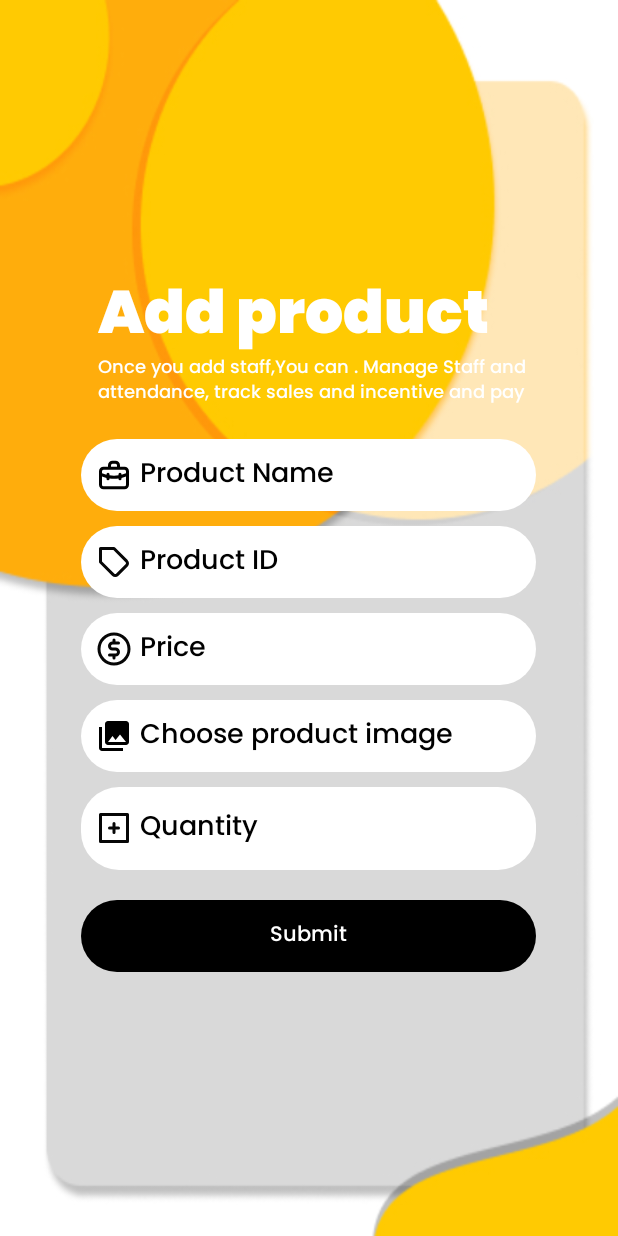
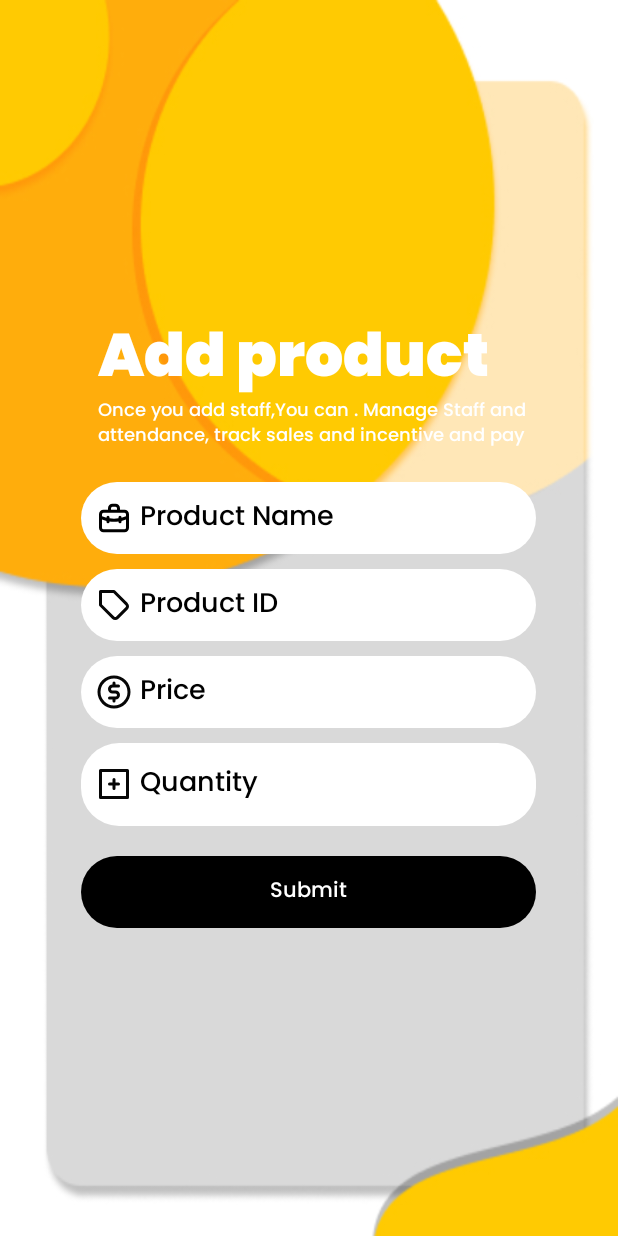
Before and after one commit to AbdulSalimSparta/crm3d, an Android app: the newproduct screen opened directly, with no data from a screen before it, on a phone screen of 412 x 824 dp. Run offline under Robolectric (Android 15) with nearby library versions, the phone set to English and light mode, and no system bars; our stand-ins replace Firebase (no records; nobody signed in at launch, a user with empty details on screens opened directly); Roboto replaces fonts that are not available here.

Commit message:
Initial Commit:Sparkles

```diff
--- a/app/src/main/java/com/example/crm3d/addstaff.java
+++ b/app/src/main/java/com/example/crm3d/addstaff.java
@@ -23,8 +23,6 @@ public class addstaff extends AppCompatActivity {
     EditText names,emails,phones,dobs,qualifications,addresss,passwords;
     Button submitbtn;
     FirebaseAuth mAuth;
-
-
 
 
     @Override
--- a/app/src/main/java/com/example/crm3d/newproduct.java
+++ b/app/src/main/java/com/example/crm3d/newproduct.java
@@ -1,14 +1,72 @@
 package com.example.crm3d;
 
+import androidx.annotation.NonNull;
 import androidx.appcompat.app.AppCompatActivity;
 
+import android.content.Intent;
 import android.os.Bundle;
+import android.text.TextUtils;
+import android.view.View;
+import android.widget.Button;
+import android.widget.EditText;
+import android.widget.Toast;
+
+import com.google.android.gms.tasks.OnCompleteListener;
+import com.google.android.gms.tasks.Task;
+import com.google.firebase.auth.AuthResult;
+import com.google.firebase.auth.FirebaseAuth;
+import com.google.firebase.database.DatabaseReference;
+import com.google.firebase.database.FirebaseDatabase;
 
 public class newproduct extends AppCompatActivity {
+
+    EditText productname,productid,price,quantity;
+    Button submitbtn;
+    FirebaseAuth mAuth;
 
     @Override
     protected void onCreate(Bundle savedInstanceState) {
         super.onCreate(savedInstanceState);
         setContentView(R.layout.activity_newproduct);
+
+        productname = findViewById(R.id.productname);
+        productid = findViewById(R.id.productid);
+        price = findViewById(R.id.productprice);
+        quantity = findViewById(R.id.productquantity);
+        submitbtn = findViewById(R.id.submitbutton);
+
+        mAuth = FirebaseAuth.getInstance();
+        FirebaseDatabase database = FirebaseDatabase.getInstance("https://crm3d-247a2-default-rtdb.asia-southeast1.firebasedatabase.app/");
+
+        submitbtn.setOnClickListener(new View.OnClickListener() {
+            @Override
+            public void onClick(View v) {
+
+                addproductDetails();
+
+            }
+        });
+    }
+
+        public void addproductDetails(){
+            FirebaseAuth mAuth;
+
+            String Productname = productname.getText().toString();
+            String ProductID= productid.getText().toString();
+            String Price = price.getText().toString();
+            String Quantity = quantity.getText().toString();
+
+            DatabaseReference productDbRef;
+
+            Products product = new Products(Productname,ProductID,Price,Quantity);
+
+
+            productDbRef= FirebaseDatabase.getInstance("https://crm3d-247a2-default-rtdb.asia-southeast1.firebasedatabase.app/").getReference("Products/");
+
+            productDbRef.setValue(product);
+
+            Toast.makeText(newproduct.this, "Added", Toast.LENGTH_LONG).show();
+
+
     }
 }
--- a/app/src/main/res/layout/activity_newproduct.xml
+++ b/app/src/main/res/layout/activity_newproduct.xml
@@ -23,7 +23,7 @@
             android:layout_gravity="center"
             android:orientation="vertical">
 
-            <!-- Add staff  -->
+            <!-- Product name -->
             <TextView
                 android:id="@+id/textView5"
                 android:layout_width="wrap_content"
@@ -50,9 +50,9 @@
                 tools:layout_editor_absoluteX="100dp"
                 tools:layout_editor_absoluteY="244dp" />
 
-            <!-- name input -->
+            <!-- product name input -->
             <EditText
-                android:id="@+id/editText"
+                android:id="@+id/productname"
                 android:layout_width="303dp"
                 android:layout_height="wrap_content"
                 android:layout_gravity="center"
@@ -78,9 +78,9 @@
                 app:layout_constraintStart_toStartOf="parent"
                 tools:layout_editor_absoluteY="266dp" />
 
-            <!-- Email input -->
+            <!-- product ID input -->
             <EditText
-                android:id="@+id/editproductprice"
+                android:id="@+id/productid"
                 android:layout_width="303dp"
                 android:layout_height="wrap_content"
                 android:layout_gravity="center"
@@ -105,9 +105,9 @@
                 app:layout_constraintStart_toStartOf="parent"
                 tools:layout_editor_absoluteY="266dp" />
 
-            <!-- Phone number input -->
+            <!-- Priceinput -->
             <EditText
-                android:id="@+id/editText2"
+                android:id="@+id/productprice"
                 android:layout_width="303dp"
                 android:layout_height="wrap_content"
                 android:layout_gravity="center"
@@ -133,36 +133,10 @@
                 tools:layout_editor_absoluteY="266dp" />
 
 
-            <!-- Qualification input -->
-            <EditText
-                android:id="@+id/editText5"
-                android:layout_width="303dp"
-                android:layout_height="wrap_content"
-                android:layout_gravity="center"
-                android:layout_marginTop="0dp"
-                android:layout_marginBottom="10dp"
-                android:background="@drawable/rounded_button"
-                android:backgroundTint="#FFFFFFFF"
-                android:drawableStart="@drawable/ic_menu_gallery"
-                android:drawablePadding="5dp"
-                android:elevation="10dp"
-                android:ems="10"
-                android:fontFamily="@font/poppins"
-                android:hint="Choose product image"
-                android:inputType="text"
-                android:minHeight="48dp"
-                android:padding="7dp"
-                android:paddingStart="10dp"
-                android:textColor="@color/black"
-                android:textColorHint="@color/black"
-                app:layout_constraintEnd_toEndOf="parent"
-                app:layout_constraintHorizontal_bias="0.6"
-                app:layout_constraintStart_toStartOf="parent"
-                tools:layout_editor_absoluteY="266dp" />
 
             <!-- Address input -->
             <EditText
-                android:id="@+id/editText3"
+                android:id="@+id/productquantity"
                 android:layout_width="303dp"
                 android:layout_height="55dp"
                 android:layout_gravity="center"
@@ -186,9 +160,10 @@
                 app:layout_constraintStart_toStartOf="parent"
                 tools:layout_editor_absoluteY="266dp" />
 
+
             <!-- submit button -->
             <androidx.appcompat.widget.AppCompatButton
-                android:id="@+id/button"
+                android:id="@+id/submitbutton"
                 android:layout_width="303dp"
                 android:layout_height="48dp"
                 android:layout_gravity="center"
--- a/app/src/main/res/values/strings.xml
+++ b/app/src/main/res/values/strings.xml
@@ -28,4 +28,5 @@
     <string name="title_activity_dashboard">dashboard</string>
     <!-- TODO: Remove or change this placeholder text -->
     <string name="hello_blank_fragment">Hello blank fragment</string>
+    <string name="user_name">user_name</string>
 </resources>
```
Also changed, not shown: app/src/main/java/com/example/crm3d/Admin.java (added, +20 -0 lines), app/src/main/java/com/example/crm3d/Navheader.java (added, +21 -0 lines), app/src/main/java/com/example/crm3d/Products.java (added, +32 -0 lines), app/src/main/java/com/example/crm3d/Registeradmin.java (+30 -3 lines), app/src/main/java/com/example/crm3d/dashboard.java (+34 -0 lines), app/src/main/res/layout/activity_loginstaff.xml (+0 -21 lines), app/src/main/res/layout/activity_mainlogin.xml (+0 -7 lines), app/src/main/res/layout/activity_managerlogin.xml (+0 -21 lines), app/src/main/res/layout/activity_registeradmin.xml (+28 -1 lines), app/src/main/res/layout/nav_header_dashboard.xml (+7 -4 lines).
